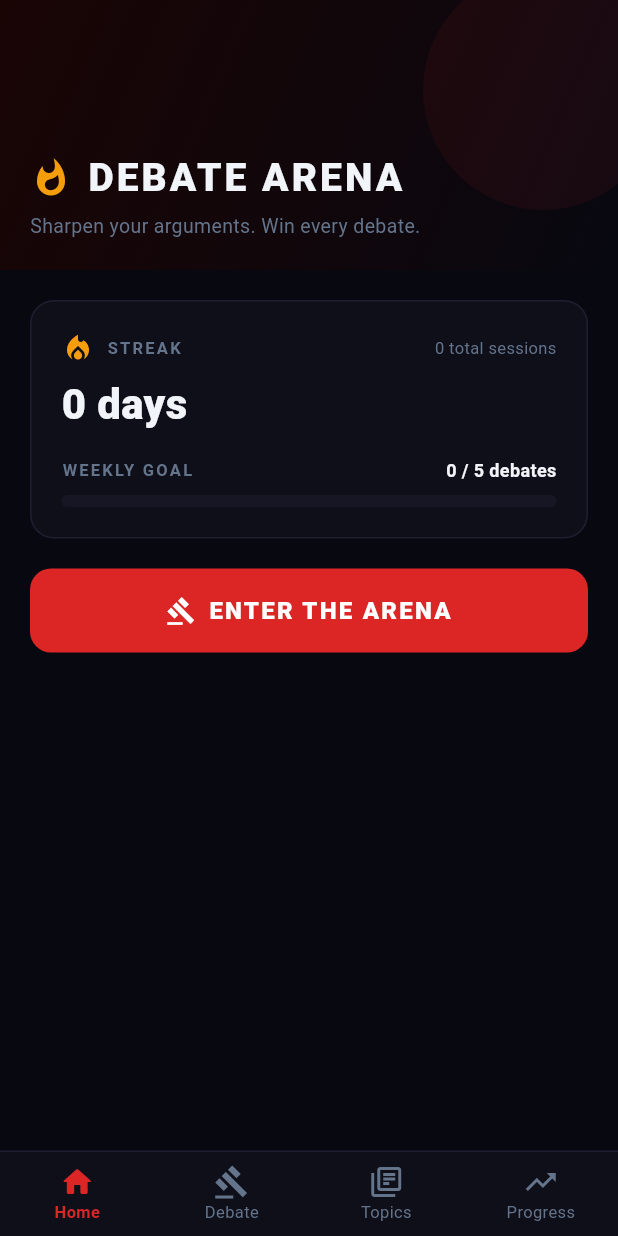
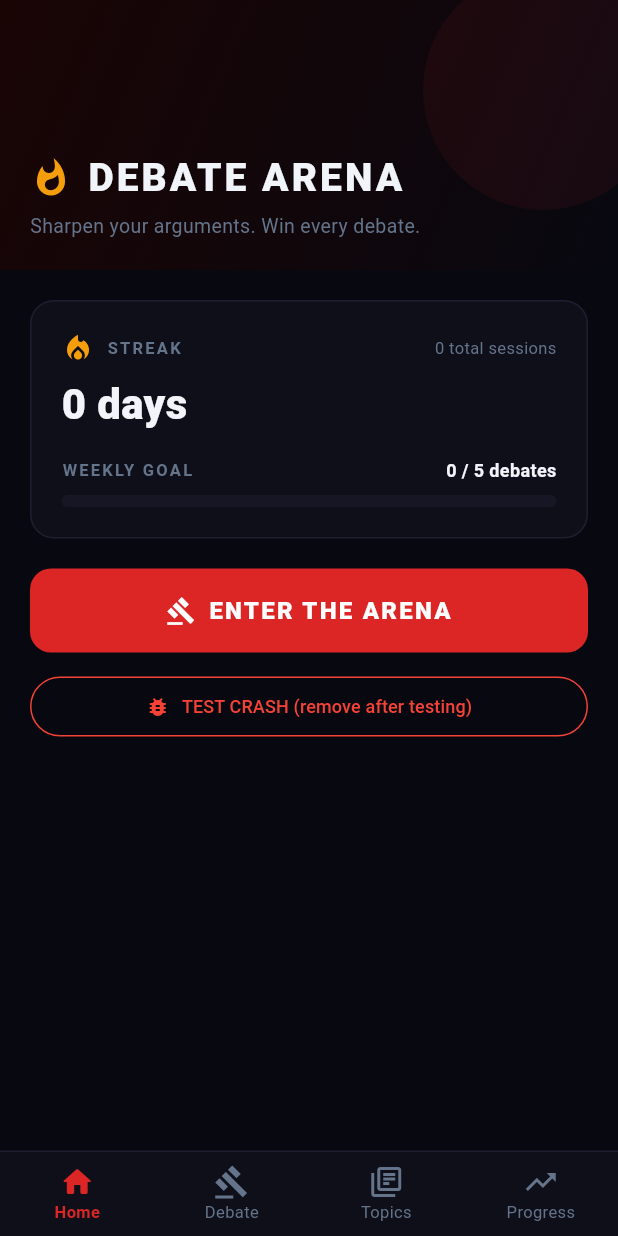
Before and after one commit to MrWhok/PPB_FINAL_PROJECT, a Flutter app: the screen it shows once a user with an empty profile is signed in, on a phone screen of 412 x 824 dp. Run offline on Flutter 3.47's test engine with Material 3 defaults, Android fonts, the phone set to English and light mode, and no system bars; our stand-ins replace cloud_firestore, firebase_auth, firebase_core, firebase_crashlytics, flutter_local_notifications, flutter_tts and 2 more; missing offline and left inert: record; accounts and stored records are empty.

Commit message:
feat: add Crashlytics button testing

```diff
--- a/lib/ui/home/home_screen.dart
+++ b/lib/ui/home/home_screen.dart
@@ -1,5 +1,6 @@
 import 'package:flutter/material.dart';
 import 'package:firebase_auth/firebase_auth.dart';
+import 'package:firebase_crashlytics/firebase_crashlytics.dart';
 import 'package:provider/provider.dart';
 import '../../theme/app_theme.dart';
 import '../../domain/model/debate_session.dart';
@@ -24,6 +25,7 @@ class HomeScreen extends StatelessWidget {
           SliverToBoxAdapter(child: _buildStreakAndGoal(context, vm, userId)),
           SliverToBoxAdapter(child: _buildFeaturedTopic(context)),
           SliverToBoxAdapter(child: _buildEnterArenaButton(context)),
+          SliverToBoxAdapter(child: _buildTestCrashButton(context)),
           const SliverToBoxAdapter(child: SizedBox(height: 32)),
         ],
       ),
@@ -288,6 +290,27 @@ class HomeScreen extends StatelessWidget {
     );
   }
 
+  Widget _buildTestCrashButton(BuildContext context) {
+    return Padding(
+      padding: const EdgeInsets.fromLTRB(20, 12, 20, 0),
+      child: OutlinedButton.icon(
+        onPressed: () async {
+          await FirebaseCrashlytics.instance.setCrashlyticsCollectionEnabled(true);
+          FirebaseCrashlytics.instance.crash();
+        },
+        icon: const Icon(Icons.bug_report, size: 16, color: Colors.red),
+        label: const Text(
+          'TEST CRASH (remove after testing)',
+          style: TextStyle(color: Colors.red, fontSize: 12),
+        ),
+        style: OutlinedButton.styleFrom(
+          side: const BorderSide(color: Colors.red),
+          padding: const EdgeInsets.symmetric(vertical: 10),
+        ),
+      ),
+    );
+  }
+
   Widget _chip(String label, Color textColor, Color bgColor) {
     return Container(
       padding: const EdgeInsets.symmetric(horizontal: 8, vertical: 3),
```
Also changed, not shown: 1 other file.
